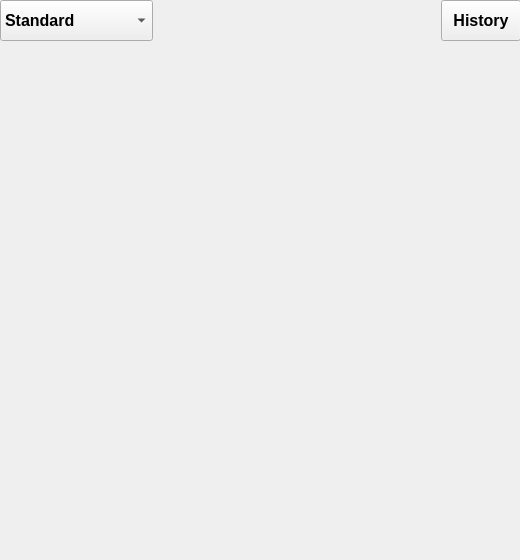
ForgetMelody/QT_course_design, file mainwindow.ui: the form before one commit.
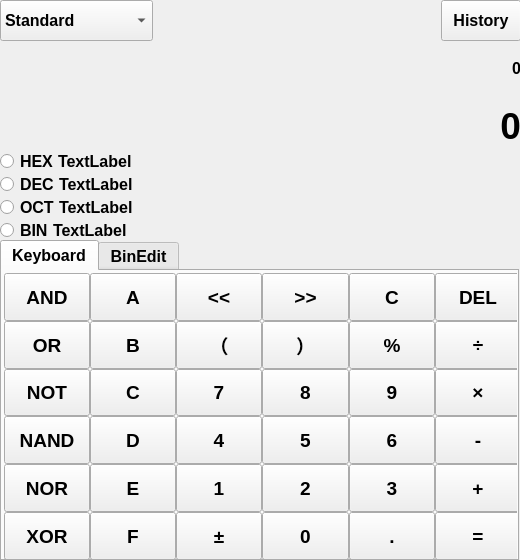
The form after the commit. The open tabs and pages were chosen to show the change.

Commit message: 添加“Programmer”模式UI

Patch:
```diff
--- a/mainwindow.ui
+++ b/mainwindow.ui
@@ -1963,7 +1963,1058 @@
       </layout>
      </widget>
     </widget>
-    <widget class="QWidget" name="progPage"/>
+    <widget class="QWidget" name="progPage">
+     <widget class="QWidget" name="layoutWidget_6">
+      <property name="geometry">
+       <rect>
+        <x>0</x>
+        <y>0</y>
+        <width>521</width>
+        <height>114</height>
+       </rect>
+      </property>
+      <layout class="QVBoxLayout" name="TextLabelLayout_3">
+       <property name="spacing">
+        <number>0</number>
+       </property>
+       <item>
+        <widget class="QLabel" name="textLabelunder_3">
+         <property name="sizePolicy">
+          <sizepolicy hsizetype="Preferred" vsizetype="Minimum">
+           <horstretch>0</horstretch>
+           <verstretch>0</verstretch>
+          </sizepolicy>
+         </property>
+         <property name="font">
+          <font>
+           <family>Microsoft YaHei UI</family>
+           <pointsize>12</pointsize>
+           <weight>75</weight>
+           <bold>true</bold>
+           <underline>false</underline>
+           <kerning>true</kerning>
+          </font>
+         </property>
+         <property name="cursor">
+          <cursorShape>IBeamCursor</cursorShape>
+         </property>
+         <property name="mouseTracking">
+          <bool>true</bool>
+         </property>
+         <property name="tabletTracking">
+          <bool>false</bool>
+         </property>
+         <property name="text">
+          <string>0</string>
+         </property>
+         <property name="textFormat">
+          <enum>Qt::AutoText</enum>
+         </property>
+         <property name="alignment">
+          <set>Qt::AlignRight|Qt::AlignTrailing|Qt::AlignVCenter</set>
+         </property>
+         <property name="margin">
+          <number>10</number>
+         </property>
+         <property name="openExternalLinks">
+          <bool>false</bool>
+         </property>
+        </widget>
+       </item>
+       <item>
+        <widget class="QLabel" name="textLabelmain_3">
+         <property name="enabled">
+          <bool>true</bool>
+         </property>
+         <property name="font">
+          <font>
+           <family>Microsoft YaHei UI</family>
+           <pointsize>28</pointsize>
+           <weight>75</weight>
+           <bold>true</bold>
+           <underline>false</underline>
+           <kerning>true</kerning>
+          </font>
+         </property>
+         <property name="cursor">
+          <cursorShape>IBeamCursor</cursorShape>
+         </property>
+         <property name="mouseTracking">
+          <bool>false</bool>
+         </property>
+         <property name="tabletTracking">
+          <bool>false</bool>
+         </property>
+         <property name="frameShadow">
+          <enum>QFrame::Plain</enum>
+         </property>
+         <property name="text">
+          <string>0</string>
+         </property>
+         <property name="textFormat">
+          <enum>Qt::AutoText</enum>
+         </property>
+         <property name="alignment">
+          <set>Qt::AlignRight|Qt::AlignTrailing|Qt::AlignVCenter</set>
+         </property>
+         <property name="margin">
+          <number>10</number>
+         </property>
+         <property name="openExternalLinks">
+          <bool>false</bool>
+         </property>
+        </widget>
+       </item>
+      </layout>
+     </widget>
+     <widget class="QTabWidget" name="tabWidget">
+      <property name="geometry">
+       <rect>
+        <x>0</x>
+        <y>200</y>
+        <width>519</width>
+        <height>321</height>
+       </rect>
+      </property>
+      <property name="currentIndex">
+       <number>0</number>
+      </property>
+      <widget class="QWidget" name="standard_tab">
+       <attribute name="title">
+        <string>Keyboard</string>
+       </attribute>
+       <widget class="QWidget" name="layoutWidget_5">
+        <property name="geometry">
+         <rect>
+          <x>0</x>
+          <y>0</y>
+          <width>521</width>
+          <height>291</height>
+         </rect>
+        </property>
+        <property name="sizePolicy">
+         <sizepolicy hsizetype="Minimum" vsizetype="Minimum">
+          <horstretch>0</horstretch>
+          <verstretch>0</verstretch>
+         </sizepolicy>
+        </property>
+        <layout class="QGridLayout" name="KeyBoardLayout_3">
+         <property name="leftMargin">
+          <number>2</number>
+         </property>
+         <property name="topMargin">
+          <number>2</number>
+         </property>
+         <property name="rightMargin">
+          <number>2</number>
+         </property>
+         <property name="bottomMargin">
+          <number>2</number>
+         </property>
+         <property name="spacing">
+          <number>0</number>
+         </property>
+         <item row="9" column="1">
+          <widget class="QPushButton" name="BtnC">
+           <property name="sizePolicy">
+            <sizepolicy hsizetype="Minimum" vsizetype="Minimum">
+             <horstretch>0</horstretch>
+             <verstretch>0</verstretch>
+            </sizepolicy>
+           </property>
+           <property name="font">
+            <font>
+             <family>Microsoft YaHei UI</family>
+             <pointsize>14</pointsize>
+             <weight>75</weight>
+             <bold>true</bold>
+            </font>
+           </property>
+           <property name="text">
+            <string>C</string>
+           </property>
+          </widget>
+         </item>
+         <item row="10" column="3">
+          <widget class="QPushButton" name="btn5_3">
+           <property name="sizePolicy">
+            <sizepolicy hsizetype="Minimum" vsizetype="Minimum">
+             <horstretch>0</horstretch>
+             <verstretch>0</verstretch>
+            </sizepolicy>
+           </property>
+           <property name="font">
+            <font>
+             <family>Microsoft YaHei UI</family>
+             <pointsize>14</pointsize>
+             <weight>75</weight>
+             <bold>true</bold>
+            </font>
+           </property>
+           <property name="text">
+            <string>5</string>
+           </property>
+          </widget>
+         </item>
+         <item row="7" column="1">
+          <widget class="QPushButton" name="btnB">
+           <property name="sizePolicy">
+            <sizepolicy hsizetype="Minimum" vsizetype="Minimum">
+             <horstretch>0</horstretch>
+             <verstretch>0</verstretch>
+            </sizepolicy>
+           </property>
+           <property name="font">
+            <font>
+             <family>Microsoft YaHei UI</family>
+             <pointsize>14</pointsize>
+             <weight>75</weight>
+             <bold>true</bold>
+            </font>
+           </property>
+           <property name="text">
+            <string>B</string>
+           </property>
+          </widget>
+         </item>
+         <item row="9" column="2">
+          <widget class="QPushButton" name="btn7_3">
+           <property name="sizePolicy">
+            <sizepolicy hsizetype="Minimum" vsizetype="Minimum">
+             <horstretch>0</horstretch>
+             <verstretch>0</verstretch>
+            </sizepolicy>
+           </property>
+           <property name="font">
+            <font>
+             <family>Microsoft YaHei UI</family>
+             <pointsize>14</pointsize>
+             <weight>75</weight>
+             <bold>true</bold>
+            </font>
+           </property>
+           <property name="text">
+            <string>7</string>
+           </property>
+          </widget>
+         </item>
+         <item row="10" column="1">
+          <widget class="QPushButton" name="BtnD">
+           <property name="sizePolicy">
+            <sizepolicy hsizetype="Minimum" vsizetype="Minimum">
+             <horstretch>0</horstretch>
+             <verstretch>0</verstretch>
+            </sizepolicy>
+           </property>
+           <property name="font">
+            <font>
+             <family>Microsoft YaHei UI</family>
+             <pointsize>14</pointsize>
+             <weight>75</weight>
+             <bold>true</bold>
+            </font>
+           </property>
+           <property name="text">
+            <string>D</string>
+           </property>
+          </widget>
+         </item>
+         <item row="9" column="5">
+          <widget class="QPushButton" name="btnMultiple_3">
+           <property name="sizePolicy">
+            <sizepolicy hsizetype="Minimum" vsizetype="Minimum">
+             <horstretch>0</horstretch>
+             <verstretch>0</verstretch>
+            </sizepolicy>
+           </property>
+           <property name="font">
+            <font>
+             <family>Microsoft YaHei UI</family>
+             <pointsize>14</pointsize>
+             <weight>75</weight>
+             <bold>true</bold>
+            </font>
+           </property>
+           <property name="text">
+            <string>×</string>
+           </property>
+          </widget>
+         </item>
+         <item row="12" column="5">
+          <widget class="QPushButton" name="btnEqual_3">
+           <property name="sizePolicy">
+            <sizepolicy hsizetype="Minimum" vsizetype="Minimum">
+             <horstretch>0</horstretch>
+             <verstretch>0</verstretch>
+            </sizepolicy>
+           </property>
+           <property name="font">
+            <font>
+             <family>Microsoft YaHei UI</family>
+             <pointsize>14</pointsize>
+             <weight>75</weight>
+             <bold>true</bold>
+            </font>
+           </property>
+           <property name="text">
+            <string>=</string>
+           </property>
+          </widget>
+         </item>
+         <item row="7" column="4">
+          <widget class="QPushButton" name="btnRate_2">
+           <property name="sizePolicy">
+            <sizepolicy hsizetype="Minimum" vsizetype="Minimum">
+             <horstretch>0</horstretch>
+             <verstretch>0</verstretch>
+            </sizepolicy>
+           </property>
+           <property name="font">
+            <font>
+             <family>Microsoft YaHei UI</family>
+             <pointsize>14</pointsize>
+             <weight>75</weight>
+             <bold>true</bold>
+            </font>
+           </property>
+           <property name="text">
+            <string>%</string>
+           </property>
+          </widget>
+         </item>
+         <item row="12" column="2">
+          <widget class="QPushButton" name="btnNeg_3">
+           <property name="sizePolicy">
+            <sizepolicy hsizetype="Minimum" vsizetype="Minimum">
+             <horstretch>0</horstretch>
+             <verstretch>0</verstretch>
+            </sizepolicy>
+           </property>
+           <property name="font">
+            <font>
+             <family>Microsoft YaHei UI</family>
+             <pointsize>14</pointsize>
+             <weight>75</weight>
+             <bold>true</bold>
+            </font>
+           </property>
+           <property name="text">
+            <string>±</string>
+           </property>
+          </widget>
+         </item>
+         <item row="9" column="4">
+          <widget class="QPushButton" name="btn9_3">
+           <property name="sizePolicy">
+            <sizepolicy hsizetype="Minimum" vsizetype="Minimum">
+             <horstretch>0</horstretch>
+             <verstretch>0</verstretch>
+            </sizepolicy>
+           </property>
+           <property name="font">
+            <font>
+             <family>Microsoft YaHei UI</family>
+             <pointsize>14</pointsize>
+             <weight>75</weight>
+             <bold>true</bold>
+            </font>
+           </property>
+           <property name="text">
+            <string>9</string>
+           </property>
+          </widget>
+         </item>
+         <item row="5" column="3">
+          <widget class="QPushButton" name="btnRightShift">
+           <property name="sizePolicy">
+            <sizepolicy hsizetype="Minimum" vsizetype="Minimum">
+             <horstretch>0</horstretch>
+             <verstretch>0</verstretch>
+            </sizepolicy>
+           </property>
+           <property name="font">
+            <font>
+             <family>Microsoft YaHei UI</family>
+             <pointsize>14</pointsize>
+             <weight>75</weight>
+             <bold>true</bold>
+            </font>
+           </property>
+           <property name="text">
+            <string>&gt;&gt;</string>
+           </property>
+          </widget>
+         </item>
+         <item row="11" column="5">
+          <widget class="QPushButton" name="btnAdd_3">
+           <property name="sizePolicy">
+            <sizepolicy hsizetype="Minimum" vsizetype="Minimum">
+             <horstretch>0</horstretch>
+             <verstretch>0</verstretch>
+            </sizepolicy>
+           </property>
+           <property name="font">
+            <font>
+             <family>Microsoft YaHei UI</family>
+             <pointsize>14</pointsize>
+             <weight>75</weight>
+             <bold>true</bold>
+            </font>
+           </property>
+           <property name="text">
+            <string>+</string>
+           </property>
+          </widget>
+         </item>
+         <item row="11" column="2">
+          <widget class="QPushButton" name="btn1_3">
+           <property name="sizePolicy">
+            <sizepolicy hsizetype="Minimum" vsizetype="Minimum">
+             <horstretch>0</horstretch>
+             <verstretch>0</verstretch>
+            </sizepolicy>
+           </property>
+           <property name="font">
+            <font>
+             <family>Microsoft YaHei UI</family>
+             <pointsize>14</pointsize>
+             <weight>75</weight>
+             <bold>true</bold>
+            </font>
+           </property>
+           <property name="text">
+            <string>1</string>
+           </property>
+          </widget>
+         </item>
+         <item row="10" column="5">
+          <widget class="QPushButton" name="btnMinus_3">
+           <property name="sizePolicy">
+            <sizepolicy hsizetype="Minimum" vsizetype="Minimum">
+             <horstretch>0</horstretch>
+             <verstretch>0</verstretch>
+            </sizepolicy>
+           </property>
+           <property name="font">
+            <font>
+             <family>Microsoft YaHei UI</family>
+             <pointsize>14</pointsize>
+             <weight>75</weight>
+             <bold>true</bold>
+            </font>
+           </property>
+           <property name="text">
+            <string>-</string>
+           </property>
+          </widget>
+         </item>
+         <item row="5" column="5">
+          <widget class="QPushButton" name="btnDEL_3">
+           <property name="sizePolicy">
+            <sizepolicy hsizetype="Minimum" vsizetype="Minimum">
+             <horstretch>0</horstretch>
+             <verstretch>0</verstretch>
+            </sizepolicy>
+           </property>
+           <property name="font">
+            <font>
+             <family>Microsoft YaHei UI</family>
+             <pointsize>14</pointsize>
+             <weight>75</weight>
+             <bold>true</bold>
+            </font>
+           </property>
+           <property name="text">
+            <string>DEL</string>
+           </property>
+          </widget>
+         </item>
+         <item row="7" column="5">
+          <widget class="QPushButton" name="btnDivide_3">
+           <property name="sizePolicy">
+            <sizepolicy hsizetype="Minimum" vsizetype="Minimum">
+             <horstretch>0</horstretch>
+             <verstretch>0</verstretch>
+            </sizepolicy>
+           </property>
+           <property name="font">
+            <font>
+             <family>Microsoft YaHei UI</family>
+             <pointsize>14</pointsize>
+             <weight>75</weight>
+             <bold>true</bold>
+            </font>
+           </property>
+           <property name="text">
+            <string>÷</string>
+           </property>
+          </widget>
+         </item>
+         <item row="5" column="1">
+          <widget class="QPushButton" name="btnA">
+           <property name="sizePolicy">
+            <sizepolicy hsizetype="Minimum" vsizetype="Minimum">
+             <horstretch>0</horstretch>
+             <verstretch>0</verstretch>
+            </sizepolicy>
+           </property>
+           <property name="font">
+            <font>
+             <family>Microsoft YaHei UI</family>
+             <pointsize>14</pointsize>
+             <weight>75</weight>
+             <bold>true</bold>
+            </font>
+           </property>
+           <property name="text">
+            <string>A</string>
+           </property>
+          </widget>
+         </item>
+         <item row="7" column="2">
+          <widget class="QPushButton" name="btnLeftBasket_2">
+           <property name="sizePolicy">
+            <sizepolicy hsizetype="Minimum" vsizetype="Minimum">
+             <horstretch>0</horstretch>
+             <verstretch>0</verstretch>
+            </sizepolicy>
+           </property>
+           <property name="font">
+            <font>
+             <family>Microsoft YaHei UI</family>
+             <pointsize>14</pointsize>
+             <weight>75</weight>
+             <bold>true</bold>
+            </font>
+           </property>
+           <property name="text">
+            <string>（</string>
+           </property>
+          </widget>
+         </item>
+         <item row="10" column="4">
+          <widget class="QPushButton" name="btn6_3">
+           <property name="sizePolicy">
+            <sizepolicy hsizetype="Minimum" vsizetype="Minimum">
+             <horstretch>0</horstretch>
+             <verstretch>0</verstretch>
+            </sizepolicy>
+           </property>
+           <property name="font">
+            <font>
+             <family>Microsoft YaHei UI</family>
+             <pointsize>14</pointsize>
+             <weight>75</weight>
+             <bold>true</bold>
+            </font>
+           </property>
+           <property name="text">
+            <string>6</string>
+           </property>
+          </widget>
+         </item>
+         <item row="12" column="4">
+          <widget class="QPushButton" name="btnDot_3">
+           <property name="sizePolicy">
+            <sizepolicy hsizetype="Minimum" vsizetype="Minimum">
+             <horstretch>0</horstretch>
+             <verstretch>0</verstretch>
+            </sizepolicy>
+           </property>
+           <property name="font">
+            <font>
+             <family>Microsoft YaHei UI</family>
+             <pointsize>14</pointsize>
+             <weight>75</weight>
+             <bold>true</bold>
+            </font>
+           </property>
+           <property name="text">
+            <string>.</string>
+           </property>
+          </widget>
+         </item>
+         <item row="7" column="3">
+          <widget class="QPushButton" name="btnRightBasket_2">
+           <property name="sizePolicy">
+            <sizepolicy hsizetype="Minimum" vsizetype="Minimum">
+             <horstretch>0</horstretch>
+             <verstretch>0</verstretch>
+            </sizepolicy>
+           </property>
+           <property name="font">
+            <font>
+             <family>Microsoft YaHei UI</family>
+             <pointsize>14</pointsize>
+             <weight>75</weight>
+             <bold>true</bold>
+            </font>
+           </property>
+           <property name="text">
+            <string>）</string>
+           </property>
+          </widget>
+         </item>
+         <item row="5" column="4">
+          <widget class="QPushButton" name="btnC_3">
+           <property name="sizePolicy">
+            <sizepolicy hsizetype="Minimum" vsizetype="Minimum">
+             <horstretch>0</horstretch>
+             <verstretch>0</verstretch>
+            </sizepolicy>
+           </property>
+           <property name="font">
+            <font>
+             <family>Microsoft YaHei UI</family>
+             <pointsize>14</pointsize>
+             <weight>75</weight>
+             <bold>true</bold>
+            </font>
+           </property>
+           <property name="text">
+            <string>C</string>
+           </property>
+          </widget>
+         </item>
+         <item row="9" column="3">
+          <widget class="QPushButton" name="btn8_3">
+           <property name="sizePolicy">
+            <sizepolicy hsizetype="Minimum" vsizetype="Minimum">
+             <horstretch>0</horstretch>
+             <verstretch>0</verstretch>
+            </sizepolicy>
+           </property>
+           <property name="font">
+            <font>
+             <family>Microsoft YaHei UI</family>
+             <pointsize>14</pointsize>
+             <weight>75</weight>
+             <bold>true</bold>
+            </font>
+           </property>
+           <property name="text">
+            <string>8</string>
+           </property>
+          </widget>
+         </item>
+         <item row="12" column="1">
+          <widget class="QPushButton" name="btnF">
+           <property name="sizePolicy">
+            <sizepolicy hsizetype="Minimum" vsizetype="Minimum">
+             <horstretch>0</horstretch>
+             <verstretch>0</verstretch>
+            </sizepolicy>
+           </property>
+           <property name="font">
+            <font>
+             <family>Microsoft YaHei UI</family>
+             <pointsize>14</pointsize>
+             <weight>75</weight>
+             <bold>true</bold>
+            </font>
+           </property>
+           <property name="text">
+            <string>F</string>
+           </property>
+          </widget>
+         </item>
+         <item row="12" column="3">
+          <widget class="QPushButton" name="btn0_3">
+           <property name="sizePolicy">
+            <sizepolicy hsizetype="Minimum" vsizetype="Minimum">
+             <horstretch>0</horstretch>
+             <verstretch>0</verstretch>
+            </sizepolicy>
+           </property>
+           <property name="font">
+            <font>
+             <family>Microsoft YaHei UI</family>
+             <pointsize>14</pointsize>
+             <weight>75</weight>
+             <bold>true</bold>
+            </font>
+           </property>
+           <property name="text">
+            <string>0</string>
+           </property>
+          </widget>
+         </item>
+         <item row="10" column="2">
+          <widget class="QPushButton" name="btn4_3">
+           <property name="sizePolicy">
+            <sizepolicy hsizetype="Minimum" vsizetype="Minimum">
+             <horstretch>0</horstretch>
+             <verstretch>0</verstretch>
+            </sizepolicy>
+           </property>
+           <property name="font">
+            <font>
+             <family>Microsoft YaHei UI</family>
+             <pointsize>14</pointsize>
+             <weight>75</weight>
+             <bold>true</bold>
+            </font>
+           </property>
+           <property name="text">
+            <string>4</string>
+           </property>
+          </widget>
+         </item>
+         <item row="11" column="4">
+          <widget class="QPushButton" name="btn3_3">
+           <property name="sizePolicy">
+            <sizepolicy hsizetype="Minimum" vsizetype="Minimum">
+             <horstretch>0</horstretch>
+             <verstretch>0</verstretch>
+            </sizepolicy>
+           </property>
+           <property name="font">
+            <font>
+             <family>Microsoft YaHei UI</family>
+             <pointsize>14</pointsize>
+             <weight>75</weight>
+             <bold>true</bold>
+            </font>
+           </property>
+           <property name="text">
+            <string>3</string>
+           </property>
+          </widget>
+         </item>
+         <item row="11" column="1">
+          <widget class="QPushButton" name="btnE_2">
+           <property name="sizePolicy">
+            <sizepolicy hsizetype="Minimum" vsizetype="Minimum">
+             <horstretch>0</horstretch>
+             <verstretch>0</verstretch>
+            </sizepolicy>
+           </property>
+           <property name="font">
+            <font>
+             <family>Microsoft YaHei UI</family>
+             <pointsize>14</pointsize>
+             <weight>75</weight>
+             <bold>true</bold>
+            </font>
+           </property>
+           <property name="text">
+            <string>E</string>
+           </property>
+          </widget>
+         </item>
+         <item row="11" column="3">
+          <widget class="QPushButton" name="btn2_3">
+           <property name="sizePolicy">
+            <sizepolicy hsizetype="Minimum" vsizetype="Minimum">
+             <horstretch>0</horstretch>
+             <verstretch>0</verstretch>
+            </sizepolicy>
+           </property>
+           <property name="font">
+            <font>
+             <family>Microsoft YaHei UI</family>
+             <pointsize>14</pointsize>
+             <weight>75</weight>
+             <bold>true</bold>
+            </font>
+           </property>
+           <property name="text">
+            <string>2</string>
+           </property>
+          </widget>
+         </item>
+         <item row="5" column="2">
+          <widget class="QPushButton" name="btnLeftShift">
+           <property name="sizePolicy">
+            <sizepolicy hsizetype="Minimum" vsizetype="Minimum">
+             <horstretch>0</horstretch>
+             <verstretch>0</verstretch>
+            </sizepolicy>
+           </property>
+           <property name="font">
+            <font>
+             <family>Microsoft YaHei UI</family>
+             <pointsize>14</pointsize>
+             <weight>75</weight>
+             <bold>true</bold>
+            </font>
+           </property>
+           <property name="text">
+            <string>&lt;&lt;</string>
+           </property>
+          </widget>
+         </item>
+         <item row="5" column="0">
+          <widget class="QPushButton" name="btnAND">
+           <property name="sizePolicy">
+            <sizepolicy hsizetype="Minimum" vsizetype="Minimum">
+             <horstretch>0</horstretch>
+             <verstretch>0</verstretch>
+            </sizepolicy>
+           </property>
+           <property name="font">
+            <font>
+             <family>Microsoft YaHei UI</family>
+             <pointsize>14</pointsize>
+             <weight>75</weight>
+             <bold>true</bold>
+            </font>
+           </property>
+           <property name="text">
+            <string>AND</string>
+           </property>
+          </widget>
+         </item>
+         <item row="7" column="0">
+          <widget class="QPushButton" name="btnOR">
+           <property name="sizePolicy">
+            <sizepolicy hsizetype="Minimum" vsizetype="Minimum">
+             <horstretch>0</horstretch>
+             <verstretch>0</verstretch>
+            </sizepolicy>
+           </property>
+           <property name="font">
+            <font>
+             <family>Microsoft YaHei UI</family>
+             <pointsize>14</pointsize>
+             <weight>75</weight>
+             <bold>true</bold>
+            </font>
+           </property>
+           <property name="text">
+            <string>OR</string>
+           </property>
+          </widget>
+         </item>
+         <item row="9" column="0">
+          <widget class="QPushButton" name="btnNOT">
+           <property name="sizePolicy">
+            <sizepolicy hsizetype="Minimum" vsizetype="Minimum">
+             <horstretch>0</horstretch>
+             <verstretch>0</verstretch>
+            </sizepolicy>
+           </property>
+           <property name="font">
+            <font>
+             <family>Microsoft YaHei UI</family>
+             <pointsize>14</pointsize>
+             <weight>75</weight>
+             <bold>true</bold>
+            </font>
+           </property>
+           <property name="text">
+            <string>NOT</string>
+           </property>
+          </widget>
+         </item>
+         <item row="10" column="0">
+          <widget class="QPushButton" name="btnNAND">
+           <property name="sizePolicy">
+            <sizepolicy hsizetype="Minimum" vsizetype="Minimum">
+             <horstretch>0</horstretch>
+             <verstretch>0</verstretch>
+            </sizepolicy>
+           </property>
+           <property name="font">
+            <font>
+             <family>Microsoft YaHei UI</family>
+             <pointsize>14</pointsize>
+             <weight>75</weight>
+             <bold>true</bold>
+            </font>
+           </property>
+           <property name="text">
+            <string>NAND</string>
+           </property>
+          </widget>
+         </item>
+         <item row="11" column="0">
+          <widget class="QPushButton" name="btnNOR">
+           <property name="sizePolicy">
+            <sizepolicy hsizetype="Minimum" vsizetype="Minimum">
+             <horstretch>0</horstretch>
+             <verstretch>0</verstretch>
+            </sizepolicy>
+           </property>
+           <property name="font">
+            <font>
+             <family>Microsoft YaHei UI</family>
+             <pointsize>14</pointsize>
+             <weight>75</weight>
+             <bold>true</bold>
+            </font>
+           </property>
+           <property name="text">
+            <string>NOR</string>
+           </property>
+          </widget>
+         </item>
+         <item row="12" column="0">
+          <widget class="QPushButton" name="btnXOR">
+           <property name="sizePolicy">
+            <sizepolicy hsizetype="Minimum" vsizetype="Minimum">
+             <horstretch>0</horstretch>
+             <verstretch>0</verstretch>
+            </sizepolicy>
+           </property>
+           <property name="font">
+            <font>
+             <family>Microsoft YaHei UI</family>
+             <pointsize>14</pointsize>
+             <weight>75</weight>
+             <bold>true</bold>
+            </font>
+           </property>
+           <property name="text">
+            <string>XOR</string>
+           </property>
+          </widget>
+         </item>
+        </layout>
+       </widget>
+      </widget>
+      <widget class="QWidget" name="binedit_tab">
+       <attribute name="title">
+        <string>BinEdit</string>
+       </attribute>
+      </widget>
+     </widget>
+     <widget class="QWidget" name="">
+      <property name="geometry">
+       <rect>
+        <x>0</x>
+        <y>110</y>
+        <width>521</width>
+        <height>91</height>
+       </rect>
+      </property>
+      <layout class="QVBoxLayout" name="multiLabelLayout">
+       <property name="spacing">
+        <number>0</number>
+       </property>
+       <item>
+        <layout class="QHBoxLayout" name="horizontalLayout">
+         <item>
+          <widget class="QRadioButton" name="radioButton">
+           <property name="sizePolicy">
+            <sizepolicy hsizetype="Fixed" vsizetype="Fixed">
+             <horstretch>0</horstretch>
+             <verstretch>0</verstretch>
+            </sizepolicy>
+           </property>
+           <property name="text">
+            <string>HEX</string>
+           </property>
+          </widget>
+         </item>
+         <item>
+          <widget class="QLabel" name="label">
+           <property name="sizePolicy">
+            <sizepolicy hsizetype="Minimum" vsizetype="Preferred">
+             <horstretch>0</horstretch>
+             <verstretch>0</verstretch>
+            </sizepolicy>
+           </property>
+           <property name="text">
+            <string>TextLabel</string>
+           </property>
+          </widget>
+         </item>
+        </layout>
+       </item>
+       <item>
+        <layout class="QHBoxLayout" name="horizontalLayout_2">
+         <item>
+          <widget class="QRadioButton" name="radioButton_2">
+           <property name="sizePolicy">
+            <sizepolicy hsizetype="Fixed" vsizetype="Fixed">
+             <horstretch>0</horstretch>
+             <verstretch>0</verstretch>
+            </sizepolicy>
+           </property>
+           <property name="text">
+            <string>DEC</string>
+           </property>
+          </widget>
+         </item>
+         <item>
+          <widget class="QLabel" name="label_2">
+           <property name="sizePolicy">
+            <sizepolicy hsizetype="Minimum" vsizetype="Preferred">
+             <horstretch>0</horstretch>
+             <verstretch>0</verstretch>
+            </sizepolicy>
+           </property>
+           <property name="text">
+            <string>TextLabel</string>
+           </property>
+          </widget>
+         </item>
+        </layout>
+       </item>
+       <item>
+        <layout class="QHBoxLayout" name="horizontalLayout_3">
+         <item>
+          <widget class="QRadioButton" name="radioButton_3">
+           <property name="sizePolicy">
+            <sizepolicy hsizetype="Fixed" vsizetype="Fixed">
+             <horstretch>0</horstretch>
+             <verstretch>0</verstretch>
+            </sizepolicy>
+           </property>
+           <property name="text">
+            <string>OCT</string>
+           </property>
+          </widget>
+         </item>
+         <item>
+          <widget class="QLabel" name="label_3">
+           <property name="sizePolicy">
+            <sizepolicy hsizetype="Minimum" vsizetype="Preferred">
+             <horstretch>0</horstretch>
+             <verstretch>0</verstretch>
+            </sizepolicy>
+           </property>
+           <property name="text">
+            <string>TextLabel</string>
+           </property>
+          </widget>
+         </item>
+        </layout>
+       </item>
+       <item>
+        <layout class="QHBoxLayout" name="horizontalLayout_4">
+         <item>
+          <widget class="QRadioButton" name="radioButton_4">
+           <property name="sizePolicy">
+            <sizepolicy hsizetype="Fixed" vsizetype="Fixed">
+             <horstretch>0</horstretch>
+             <verstretch>0</verstretch>
+            </sizepolicy>
+           </property>
+           <property name="text">
+            <string>BIN</string>
+           </property>
+          </widget>
+         </item>
+         <item>
+          <widget class="QLabel" name="label_4">
+           <property name="sizePolicy">
+            <sizepolicy hsizetype="Minimum" vsizetype="Preferred">
+             <horstretch>0</horstretch>
+             <verstretch>0</verstretch>
+            </sizepolicy>
+           </property>
+           <property name="text">
+            <string>TextLabel</string>
+           </property>
+          </widget>
+         </item>
+        </layout>
+       </item>
+      </layout>
+     </widget>
+    </widget>
     <widget class="QWidget" name="dataPage"/>
    </widget>
   </widget>
```
Left out of the diff: 6 changed lines with no effect on the pictures. The commit also changes 1 other file.
